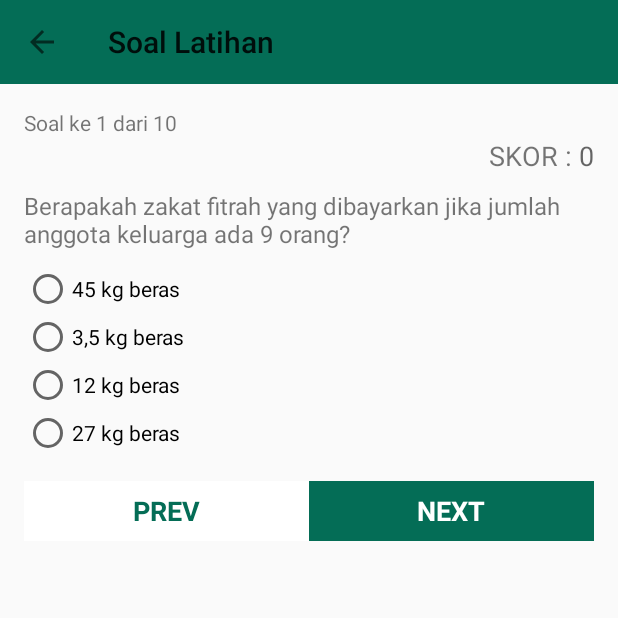
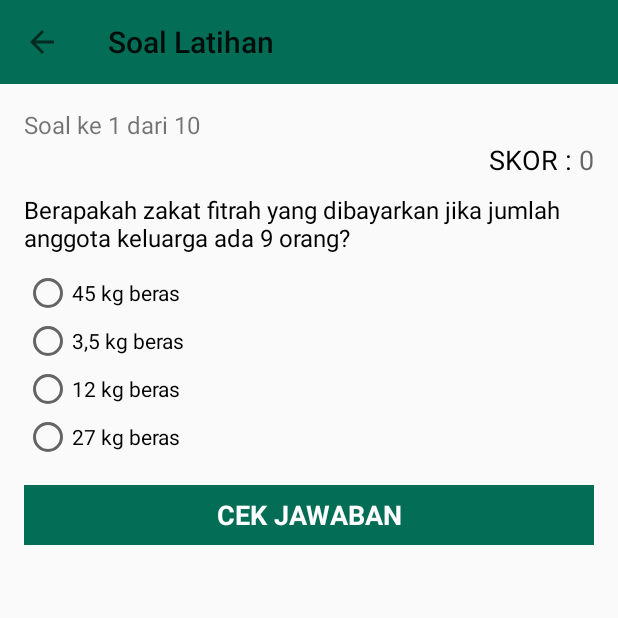
Before and after one commit to IzzatulMillah/ZakatMVVM, an Android app: the screen it shows after launch (DetailLatihanActivity), after a tap on "SOAL LATIHAN", on a phone screen of 412 x 824 dp, the top half of it. Run offline under Robolectric (Android 15) with nearby library versions, the phone set to English and light mode, and no system bars; our stand-ins replace Volley; network calls fail; 1 statement that could not run was skipped.

```diff
--- a/app/build.gradle
+++ b/app/build.gradle
@@ -30,6 +30,7 @@ dependencies {
     implementation 'com.android.volley:volley:1.1.0'
     implementation 'com.mobsandgeeks:android-saripaar:2.0.3'
 
+    implementation 'com.android.support.constraint:constraint-layout:1.0.2'
     testImplementation 'junit:junit:4.12'
 
     // AndroidJUnitRunner and JUnit Rules
--- a/app/src/main/java/com/izzatul/bismillahzakatmvvm/latihan/DetailLatihanActivity.java
+++ b/app/src/main/java/com/izzatul/bismillahzakatmvvm/latihan/DetailLatihanActivity.java
@@ -1,6 +1,7 @@
 package com.izzatul.bismillahzakatmvvm.latihan;
 
 import android.app.ProgressDialog;
+import android.content.Intent;
 import android.support.v7.app.AppCompatActivity;
 import android.os.Bundle;
 import android.support.v7.widget.Toolbar;
@@ -27,7 +28,6 @@ import org.json.JSONObject;
 import java.util.Random;
 
 public class DetailLatihanActivity extends AppCompatActivity implements View.OnClickListener, DetailLatihanView{
-    private int idLatihan;
     private int i = 1;
     private int skor;
 
@@ -35,7 +35,7 @@ public class DetailLatihanActivity extends AppCompatActivity implements View.OnC
 
     private static final String TAG = DetailLatihanActivity.class.getName();
 
-    private TextView noUrutSoal, textSoal, btnNext, btnPrev, textSkor;
+    private TextView noUrutSoal, textSoal, btnNext, textSkor, btnCekJwbn;
     private RadioButton jawaban1, jawaban2, jawaban3, jawaban4;
 
     ProgressDialog progressDialog;
@@ -46,14 +46,11 @@ public class DetailLatihanActivity extends AppCompatActivity implements View.OnC
         setContentView(R.layout.activity_detail_latihan);
 
         setUpToolbar();
-
         getElements();
-
         initViewModel();
-
         onAttachView();
 
-        btnPrev.setOnClickListener(this);
+        btnCekJwbn.setOnClickListener(this);
         btnNext.setOnClickListener(this);
     }
 
@@ -75,9 +72,10 @@ public class DetailLatihanActivity extends AppCompatActivity implements View.OnC
         jawaban2 = findViewById(R.id.jawaban2);
         jawaban3 = findViewById(R.id.jawaban3);
         jawaban4 = findViewById(R.id.jawaban4);
-        btnPrev = findViewById(R.id.btn_prev);
         btnNext = findViewById(R.id.btn_next);
+        btnCekJwbn = findViewById(R.id.btn_cek_jawaban);
         textSkor = findViewById(R.id.tv_skor);
+        btnNext.setVisibility(View.GONE);
     }
 
     // tombol click back ke home atau activity sebelumnya
@@ -97,17 +95,25 @@ public class DetailLatihanActivity extends AppCompatActivity implements View.OnC
     @Override
     public void onClick(View view) {
         switch (view.getId()){
-            case R.id.btn_prev :
-                showToast("TOMBOL PREVIOUS");
+            case R.id.btn_cek_jawaban :
+                cekJawaban();
+                btnNext.setVisibility(View.VISIBLE);
+                btnCekJwbn.setVisibility(View.GONE);
+                //TODO buat fungsi untuk menampilkan pembahasan
                 break;
             case R.id.btn_next :
-                cekJawaban();
                 viewModel.getKuis();
                 i++;
                 showLatihan();
-                if (i >= 10){
-                    Toast.makeText(this, "SELESAI", Toast.LENGTH_LONG).show();
+                if (i > 10){
+                    Intent intent = new Intent(DetailLatihanActivity.this, ResultActivity.class);
+                    Bundle bundle = new Bundle();
+                    bundle.putInt("skorAkhir", skor);
+                    intent.putExtras(bundle);
+                    startActivity(intent);
                 }
+                btnCekJwbn.setVisibility(View.VISIBLE);
+                btnNext.setVisibility(View.GONE);
                 break;
         }
     }
@@ -157,44 +163,44 @@ public class DetailLatihanActivity extends AppCompatActivity implements View.OnC
             if (jawaban1.getText().toString().equals(jawabanBenar)){
                 skor = skor + 10;
                 textSkor.setText(""+skor);
-                showToast("Jawaban Benar");
+//                showToast("Jawaban Benar");
             }
             else {
                 textSkor.setText(""+skor);
-                showToast("Jawaban Salah");
+//                showToast("Jawaban Salah");
             }
         }
         else if (jawaban2.isChecked()){
             if (jawaban2.getText().toString().equals(jawabanBenar)){
                 skor = skor + 10;
                 textSkor.setText(""+skor);
-                showToast("Jawaban Benar");
+//                showToast("Jawaban Benar");
             }
             else {
                 textSkor.setText(""+skor);
-                showToast("Jawaban Salah");
+//                showToast("Jawaban Salah");
             }
         }
         else if (jawaban3.isChecked()){
             if (jawaban3.getText().toString().equals(jawabanBenar)){
                 skor = skor + 10;
                 textSkor.setText(""+skor);
-                showToast("Jawaban Benar");
+//                showToast("Jawaban Benar");
             }
             else {
                 textSkor.setText(""+skor);
-                showToast("Jawaban Salah");
+//                showToast("Jawaban Salah");
             }
         }
         else if (jawaban4.isChecked()){
             if (jawaban4.getText().toString().equals(jawabanBenar)){
                 skor = skor + 10;
                 textSkor.setText(""+skor);
-                showToast("Jawaban Benar");
+//                showToast("Jawaban Benar");
             }
             else {
                 textSkor.setText(""+skor);
-                showToast("Jawaban Salah");
+//                showToast("Jawaban Salah");
             }
         }
     }
--- a/app/src/main/java/com/izzatul/bismillahzakatmvvm/latihan/DetailLatihanViewModel.java
+++ b/app/src/main/java/com/izzatul/bismillahzakatmvvm/latihan/DetailLatihanViewModel.java
@@ -1,9 +1,7 @@
 package com.izzatul.bismillahzakatmvvm.latihan;
 
-import android.app.ProgressDialog;
 import android.content.Context;
 import android.util.Log;
-import android.widget.Toast;
 
 import com.android.volley.Request;
 import com.android.volley.RequestQueue;
--- a/app/src/main/res/layout/activity_detail_latihan.xml
+++ b/app/src/main/res/layout/activity_detail_latihan.xml
@@ -30,21 +30,28 @@
             <TextView
                 android:layout_width="wrap_content"
                 android:layout_height="wrap_content"
-                android:text="Soal ke "/>
+                android:text="Soal ke "
+                android:textSize="16sp" />
+
+            <TextView
+                android:id="@+id/tv_urutan_soal"
+                android:layout_width="wrap_content"
+                android:layout_height="wrap_content"
+                android:text="1"
+                android:textSize="16sp" />
+
             <TextView
                 android:layout_width="wrap_content"
                 android:layout_height="wrap_content"
-                android:id="@+id/tv_urutan_soal"
-                android:text="1"/>
+                android:text=" dari "
+                android:textSize="16sp" />
+
             <TextView
+                android:id="@+id/tv_jumlah_soal"
                 android:layout_width="wrap_content"
                 android:layout_height="wrap_content"
-                android:text=" dari "/>
-            <TextView
-                android:layout_width="wrap_content"
-                android:layout_height="wrap_content"
-                android:id="@+id/tv_jumlah_soal"
-                android:text="10"/>
+                android:text="10"
+                android:textSize="16sp" />
 
         </LinearLayout>
 
@@ -58,23 +65,35 @@
                 android:layout_width="wrap_content"
                 android:layout_height="wrap_content"
                 android:text="SKOR : "
-                android:textSize="18sp"/>
+                android:textColor="@android:color/black"
+                android:textSize="18sp" />
 
             <TextView
                 android:id="@+id/tv_skor"
                 android:layout_width="wrap_content"
                 android:layout_height="wrap_content"
                 android:hint="0"
+                android:textColor="@color/colorPrimary"
                 android:textSize="18sp" />
         </LinearLayout>
 
+        <ScrollView
+            android:layout_width="match_parent"
+            android:layout_height="wrap_content">
+
+            <LinearLayout
+                android:layout_width="match_parent"
+                android:layout_height="wrap_content"
+                android:orientation="vertical">
+
                 <TextView
+                    android:id="@+id/tv_soal"
                     android:layout_width="match_parent"
                     android:layout_height="wrap_content"
                     android:layout_marginTop="10dp"
-            android:textSize="16dp"
-            android:id="@+id/tv_soal"
-            android:text="Berapakah zakat fitrah yang dibayarkan jika jumlah anggota keluarga ada 9 orang?"/>
+                    android:text="Berapakah zakat fitrah yang dibayarkan jika jumlah anggota keluarga ada 9 orang?"
+                    android:textColor="@android:color/black"
+                    android:textSize="16dp" />
 
                 <RadioGroup
                     android:layout_width="match_parent"
@@ -108,28 +127,30 @@
                         android:layout_height="wrap_content"
                         android:layout_weight="1"
                         android:text="27 kg beras" />
+                </RadioGroup>
 
-        </RadioGroup>
+            </LinearLayout>
+
+        </ScrollView>
 
         <!-- Button NEXT dan PREV -->
         <LinearLayout
             android:layout_width="match_parent"
             android:layout_height="40dp"
             android:layout_gravity="center"
-            android:orientation="horizontal"
-            android:weightSum="2"
+            android:orientation="vertical"
             android:layout_marginTop="@dimen/activity_vertical_margin">
 
             <TextView
-                android:id="@+id/btn_prev"
+                android:id="@+id/btn_cek_jawaban"
                 android:layout_width="match_parent"
                 android:layout_height="match_parent"
-                android:layout_weight="1"
-                android:background="@android:color/background_light"
+                android:layout_gravity="center"
+                android:background="@color/colorPrimary"
                 android:gravity="center"
-                android:text="PREV"
+                android:text="@string/cek"
                 android:textAppearance="@style/TextAppearance.AppCompat"
-                android:textColor="@color/colorPrimary"
+                android:textColor="@android:color/background_light"
                 android:textSize="18sp"
                 android:textStyle="bold" />
 
@@ -137,14 +158,15 @@
                 android:id="@+id/btn_next"
                 android:layout_width="match_parent"
                 android:layout_height="match_parent"
-                android:layout_weight="1"
+                android:layout_gravity="center"
                 android:background="@color/colorPrimary"
                 android:gravity="center"
-                android:text="NEXT"
+                android:text="@string/next"
                 android:textAppearance="@style/TextAppearance.AppCompat"
                 android:textColor="@android:color/background_light"
                 android:textSize="18sp"
-                android:textStyle="bold" />
+                android:textStyle="bold"
+                android:visibility="gone"/>
         </LinearLayout>
 
     </LinearLayout>
--- a/app/src/main/res/values/strings.xml
+++ b/app/src/main/res/values/strings.xml
@@ -26,4 +26,8 @@
     <string name="waktu_pelaksanaan_zakat">Waktu Pelaksanaan Zakat</string>
     <string name="besar_zakat">Besar Zakat</string>
     <string name="contoh_perhitungan_zakat">Contoh Perhitungan Zakat</string>
+    <string name="skor_akhir">SKOR AKHIR</string>
+    <string name="_setNol">0</string>
+    <string name="cek">CEK JAWABAN</string>
+    <string name="next">SELANJUTNYA</string>
 </resources>
```
Also changed, not shown: app/src/main/AndroidManifest.xml (+7 -5 lines), app/src/main/java/com/izzatul/bismillahzakatmvvm/latihan/ResultActivity.java (added, +52 -0 lines), app/src/main/res/layout/activity_result.xml (added, +44 -0 lines). Lines whose indentation alone changed are shown as unchanged.
